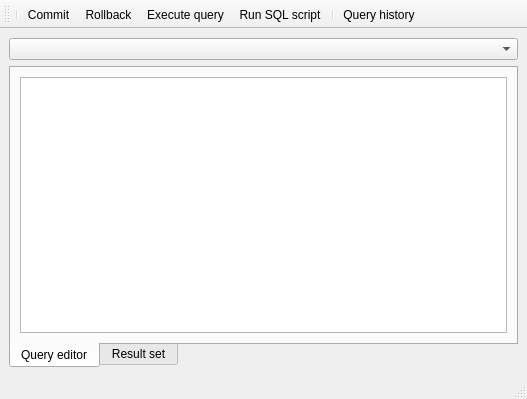
Before: the Qt Designer form queryeditorwindow.ui in CuriousCrow/polymorph-sql, drawn with Qt 5.
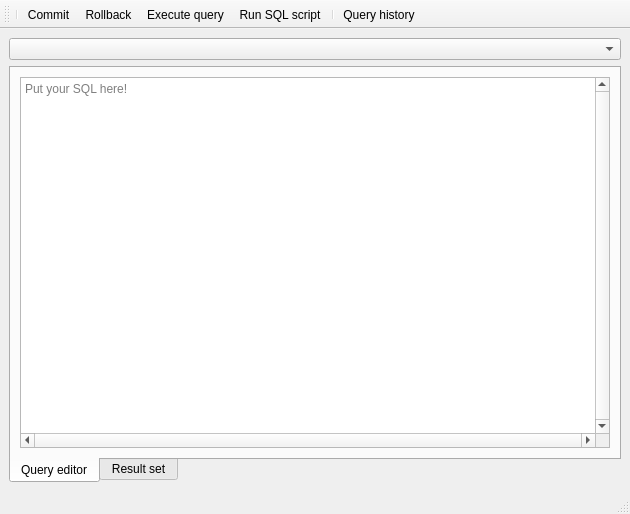
After: the same form once the commit is applied. Icons and pictures are not drawn. Custom widgets are drawn as their Qt base class.

Commit message: (#66) Drag-and-drop for QueryBrowser

What changed in the file:
```diff
--- a/queryeditorwindow.ui
+++ b/queryeditorwindow.ui
@@ -6,8 +6,8 @@
    <rect>
     <x>0</x>
     <y>0</y>
-    <width>527</width>
-    <height>399</height>
+    <width>630</width>
+    <height>514</height>
    </rect>
   </property>
   <property name="windowTitle">
@@ -32,7 +32,20 @@
        </attribute>
        <layout class="QVBoxLayout" name="verticalLayout_2">
         <item>
-         <widget class="LQueryEditor" name="teQueryEditor"/>
+         <widget class="LQueryEditor" name="teQueryEditor">
+          <property name="acceptDrops">
+           <bool>true</bool>
+          </property>
+          <property name="verticalScrollBarPolicy">
+           <enum>Qt::ScrollBarAlwaysOn</enum>
+          </property>
+          <property name="horizontalScrollBarPolicy">
+           <enum>Qt::ScrollBarAlwaysOn</enum>
+          </property>
+          <property name="placeholderText">
+           <string>Put your SQL here!</string>
+          </property>
+         </widget>
         </item>
        </layout>
       </widget>
```
The commit also changes 2 other files.
